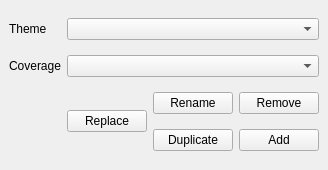
The window that selector_dockwidget_base.ui (LBI-brown/thematic-maps) describes before a commit, drawn with Qt 5.
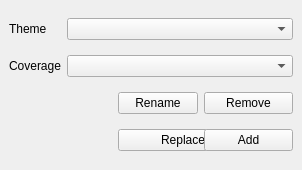
The same window after the commit.

Commit message: duplicate removed

What changed in the file:
```diff
--- a/selector_dockwidget_base.ui
+++ b/selector_dockwidget_base.ui
@@ -46,16 +46,6 @@
       </property>
      </widget>
     </item>
-    <item row="2" column="1" colspan="1" rowspan="2">
-     <widget class="QPushButton" name="pushButton_replace">
-      <property name="toolTip">
-       <string>Replace theme in dropdown box with what is actually on map</string>
-      </property>
-      <property name="text">
-       <string>Replace</string>
-      </property>
-     </widget>
-    </item>
     <item row="2" column="2">
      <widget class="QPushButton" name="pushButton_rename">
       <property name="toolTip">
@@ -82,13 +72,13 @@
       </property>
      </widget>
     </item>
-    <item row="3" column="2">
-     <widget class="QPushButton" name="pushButton_duplicate">
+    <item row="3" column="2" colspan="2">
+      <widget class="QPushButton" name="pushButton_replace">
       <property name="toolTip">
        <string>Duplicate theme</string>
       </property>
       <property name="text">
-       <string>Duplicate</string>
+       <string>Replace</string>
       </property>
      </widget>
     </item>
```
Left out of the diff: 2 changed lines with no effect on the pictures.
